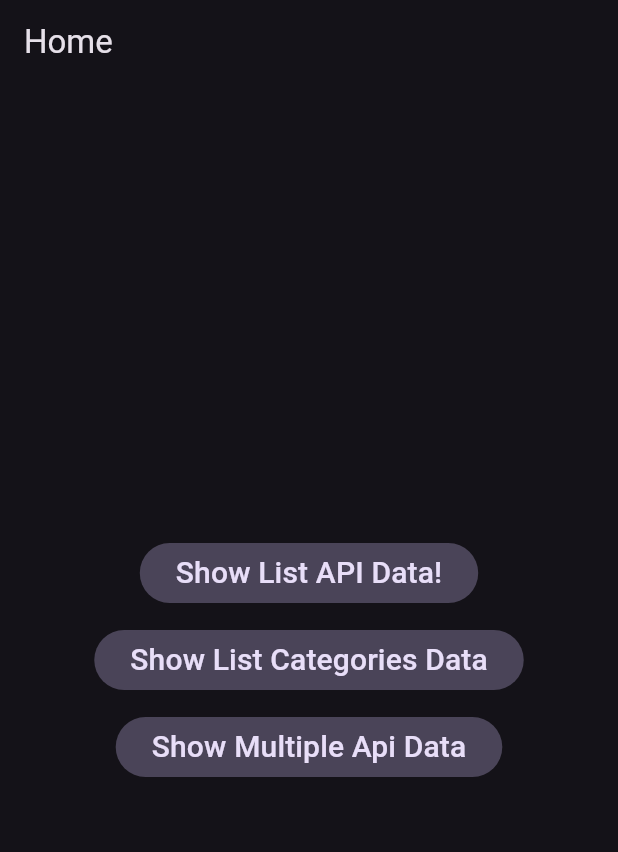
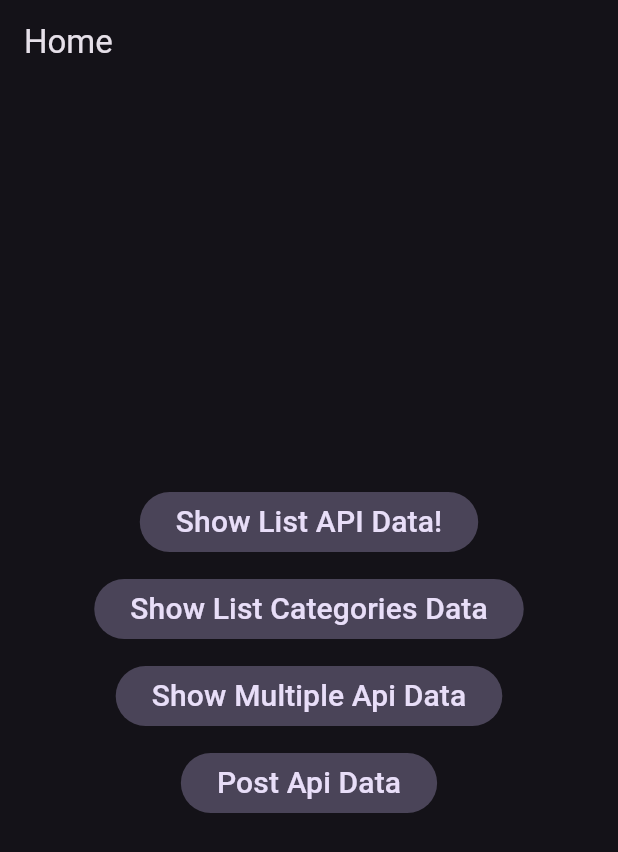
Before and after one commit to AtharvaParadkar/Flutter-APIs, a Flutter app: the screen it shows after launch, on a phone screen of 412 x 824 dp. Shown: the top 852 px of the screen. Run offline on Flutter 3.47's test engine with Material 3 defaults, Android fonts, the light colour scheme and no system bars; our stand-ins replace gap, get, local_auth.

Commit message:
Post Api

```diff
--- a/lib/main.dart
+++ b/lib/main.dart
@@ -3,6 +3,8 @@ import 'package:flutter/services.dart';
 import 'package:flutter_apis/get_api_call_screen.dart';
 import 'package:flutter_apis/get_api_categories_screen.dart';
 import 'package:flutter_apis/get_multiple_API_call/multiple_api_call_screen.dart';
+import 'package:flutter_apis/post_api/post_api_call_screen.dart';
+import 'package:gap/gap.dart';
 import 'package:local_auth/local_auth.dart';
 
 void main() => runApp(const MyApp());
@@ -75,7 +77,7 @@ class Home extends StatelessWidget {
                 style: TextStyle(fontSize: 20),
               ),
             ),
-            const SizedBox(height: 10),
+            const Gap(10),
             FilledButton.tonal(
               onPressed: () {
                 Navigator.push(
@@ -89,7 +91,7 @@ class Home extends StatelessWidget {
                 style: TextStyle(fontSize: 20),
               ),
             ),
-            const SizedBox(height: 10),
+            const Gap(10),
             FilledButton.tonal(
               onPressed: () {
                 Navigator.push(
@@ -103,6 +105,21 @@ class Home extends StatelessWidget {
                 style: TextStyle(fontSize: 20),
               ),
             ),
+            const Gap(10),
+            FilledButton.tonal(
+              onPressed: () {
+                Navigator.push(
+                  context,
+                  MaterialPageRoute(
+                      builder: (context) => const PostApiCallScreen()),
+                );
+              },
+              child: const Text(
+                'Post Api Data',
+                style: TextStyle(fontSize: 20),
+              ),
+            ),
+            const Gap(10),
           ],
         ),
       ),
--- a/pubspec.yaml
+++ b/pubspec.yaml
@@ -16,6 +16,7 @@ dependencies:
   get: ^4.6.6
   url_launcher: ^6.3.0
   local_auth: ^2.3.0
+  gap: ^3.0.1
 
 
 dev_dependencies:
```
Also changed, not shown: lib/post_api/post_api_call_screen.dart (added, +10 -0 lines), pubspec.lock.
